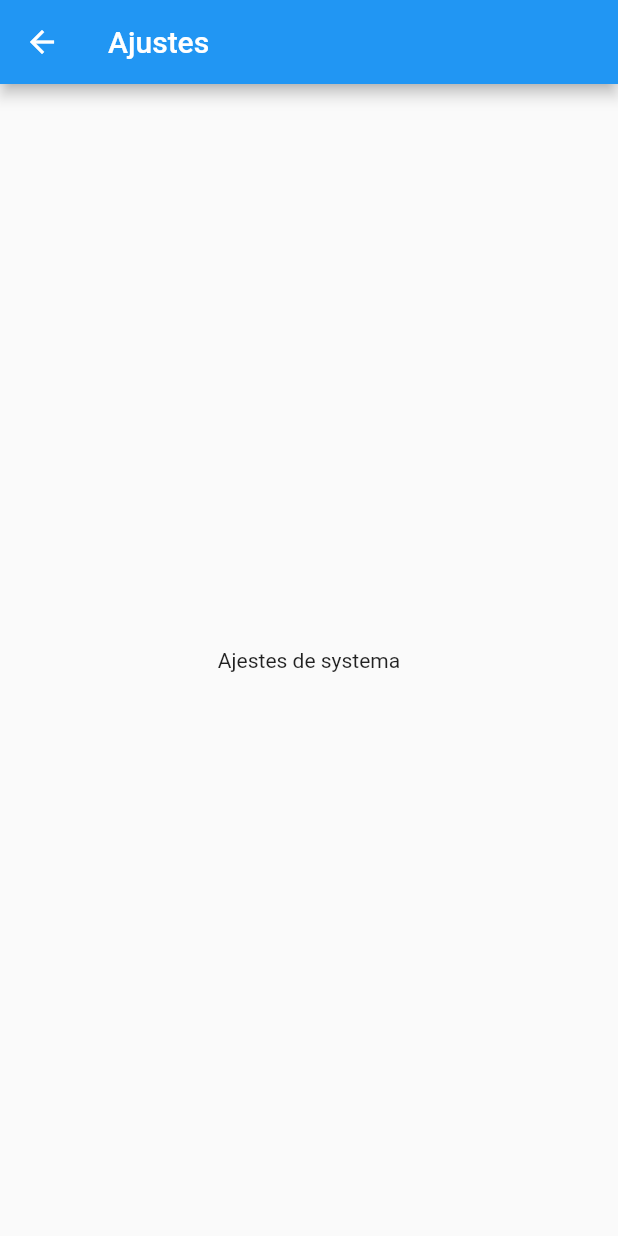
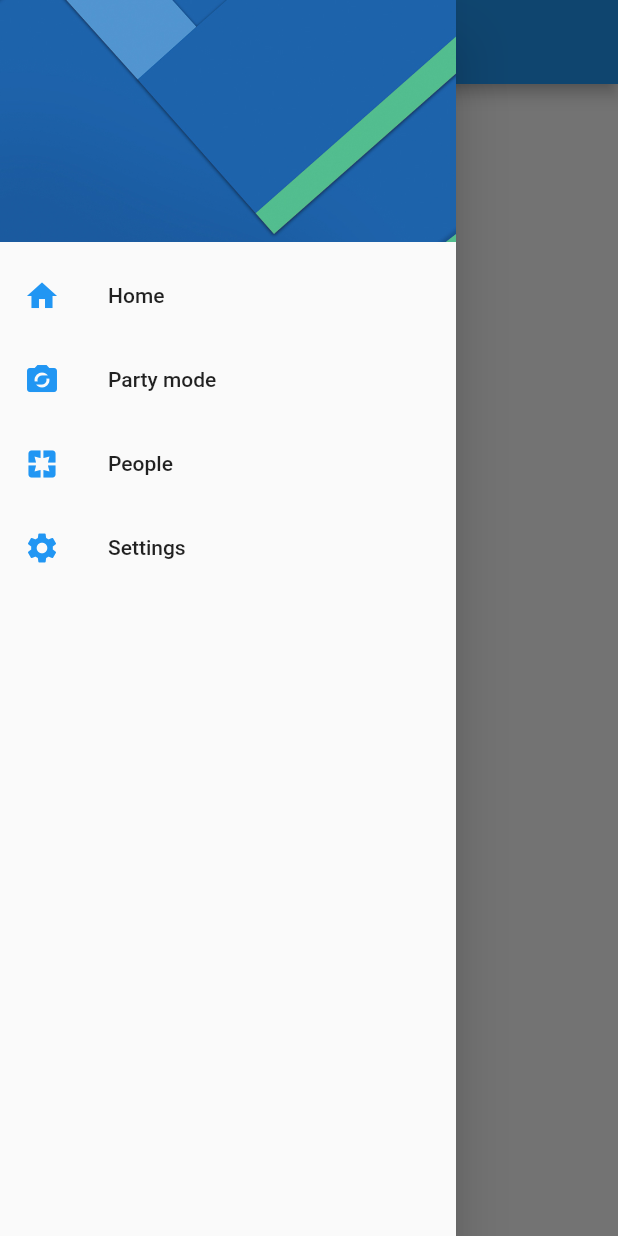
Before and after one commit to edgon85/Preferencias-de-Usuario, a Flutter app: the SettingsPage screen opened by its route, with the side drawer open (before the commit the screen has no drawer), on a phone screen of 412 x 824 dp. Run offline on Flutter 3.47's test engine with Material 2 defaults, Android fonts, the phone set to English and light mode, and no system bars.

Commit message:
Crear un menu independiente para el drawer

```diff
--- a/lib/src/pages/settings_page.dart
+++ b/lib/src/pages/settings_page.dart
@@ -1,4 +1,5 @@
 import 'package:flutter/material.dart';
+import 'package:preferencias_de_usuario_app/src/widgets/drawer_widget.dart';
 
 class SettingsPage extends StatelessWidget {
 
@@ -7,10 +8,12 @@ class SettingsPage extends StatelessWidget {
   @override
   Widget build(BuildContext context) {
     return Scaffold(
+
       appBar: AppBar(
         title: Text('Ajustes'),
       ),
 
+      drawer: MenuWidget(),
       body: Center(
         child: Text('Ajestes de systema'),
       ),
--- /dev/null
+++ b/lib/src/widgets/drawer_widget.dart
@@ -0,0 +1,54 @@
+import 'package:flutter/material.dart';
+import 'package:preferencias_de_usuario_app/src/pages/home_page.dart';
+import 'package:preferencias_de_usuario_app/src/pages/settings_page.dart';
+
+class MenuWidget extends StatelessWidget {
+  @override
+  Widget build(BuildContext context) {
+    return Drawer(
+      child: ListView(
+        padding: EdgeInsets.zero,
+        children: <Widget>[
+          DrawerHeader(
+            child: Container(),
+            decoration: BoxDecoration(
+                image: DecorationImage(
+                    image: AssetImage('assets/images/menu-img.jpg'),
+                    fit: BoxFit.cover)
+            ),
+          ),
+
+          ListTile(
+            leading: Icon(Icons.home, color: Colors.blue,),
+            title: Text('Home'),
+            onTap: (){
+              return Navigator.pushNamed(context, HomePage.routeName);
+            },
+          ),
+
+
+          ListTile(
+            leading: Icon(Icons.party_mode, color: Colors.blue,),
+            title: Text('Party mode'),
+            onTap: (){},
+          ),
+
+
+          ListTile(
+            leading: Icon(Icons.pages, color: Colors.blue,),
+            title: Text('People'),
+            onTap: (){},
+          ),
+
+          ListTile(
+            leading: Icon(Icons.settings, color: Colors.blue,),
+            title: Text('Settings'),
+            onTap: (){
+              Navigator.pushReplacementNamed(context, SettingsPage.routeName);
+            },
+          )
+        ],
+      ),
+    );
+  }
+}
```
Also changed, not shown: lib/src/pages/home_page.dart (+2 -48 lines), 1 other file.
